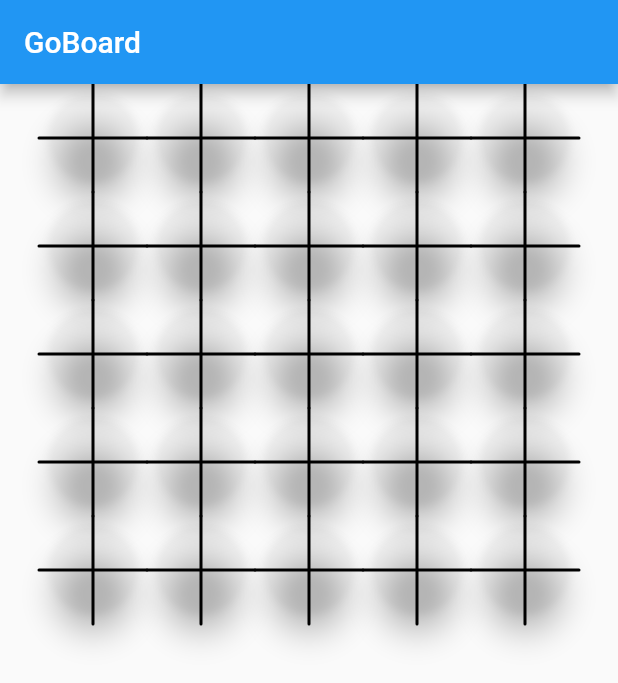
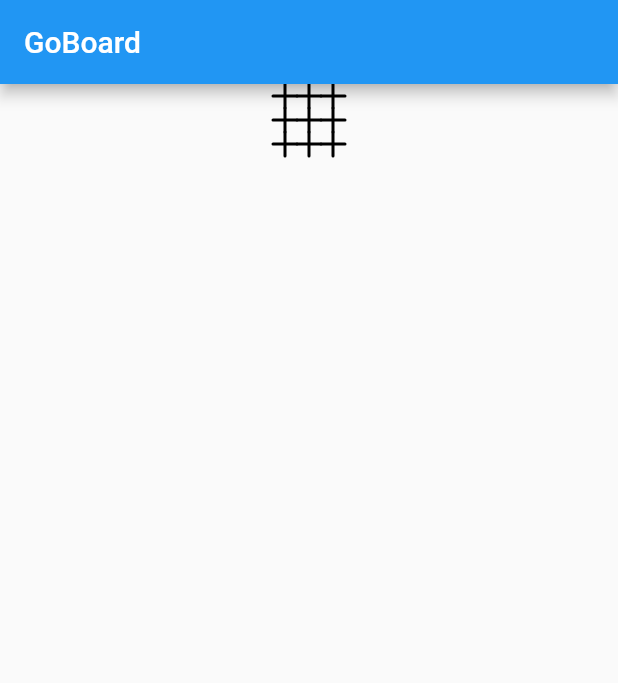
Before and after one commit to Kugl/goboard, a Flutter app: the screen it shows after launch, on a phone screen of 412 x 824 dp. Shown: the top 683 px of the screen. Run offline on Flutter 3.47's test engine with Material 2 defaults, Android fonts, the phone set to English and light mode, and no system bars.

Commit message:
refactored stone

```diff
--- a/go_board/lib/main.dart
+++ b/go_board/lib/main.dart
@@ -1,6 +1,7 @@
 import 'package:flutter/material.dart';
 
 import 'cross.dart';
+import 'stone.dart';
 
 void main() {
   runApp(MyApp());
@@ -24,38 +25,6 @@ class MyApp extends StatelessWidget {
   }
 }
 
-enum StoneColor { black, white, none }
-
-class Stone extends StatelessWidget {
-  StoneColor color;
-  BoardCoordiante coordinates;
-  List<BoardCoordiante> neighbors;
-  Stone({this.color = StoneColor.none, @required this.coordinates});
-  defineNeighbors() {}
-  Color pickStoneColor(StoneColor col) {
-    switch (col) {
-      case StoneColor.black:
-        return Colors.black;
-        break;
-      case StoneColor.white:
-        return Colors.white;
-        break;
-      default:
-        return Colors.transparent;
-    }
-  }
-
-  @override
-  Widget build(BuildContext context) {
-    return FloatingActionButton(
-      backgroundColor: pickStoneColor(color),
-      //TODO: change first 8 to null
-      elevation: (color == StoneColor.none) ? 8 : 8,
-      onPressed: () {},
-    );
-  }
-}
-
 class BoardCoordiante {
   int xcoordinate;
   int ycoordinate;
@@ -68,7 +37,7 @@ class Game extends StatefulWidget {
 }
 
 class _GameState extends State<Game> {
-  int boardSize = 9;
+  int boardSize = 3;
   Map<BoardCoordiante, Stone> boardState = Map<BoardCoordiante, Stone>();
   @override
   Widget build(BuildContext context) {
@@ -77,67 +46,71 @@ class _GameState extends State<Game> {
       for (var y = 0; y < boardSize; y++) {
         BoardCoordiante coord = BoardCoordiante(x, y);
         boardState[coord] = Stone(
-          color: StoneColor.none,
+          initialColor: StoneColor.none,
           coordinates: coord,
         );
       }
     }
     print("State");
     print(boardState);
-    return Grid();
+    return Grid(
+      gridSize: boardSize,
+      boardState: boardState,
+    );
+  }
+}
+
+class Grid extends StatelessWidget {
+  final int gridSize;
+  final Map<BoardCoordiante, Stone> boardState;
+  Grid({@required this.gridSize, @required this.boardState});
+  @override
+  Widget build(BuildContext context) {
+    return Container(
+      child: Column(
+        mainAxisAlignment: MainAxisAlignment.start,
+        children: generateGrid(rows: gridSize, columns: gridSize),
+      ),
+    );
+  }
+
+  List<Widget> generateGrid({int rows = 1, int columns = 1}) {
+    List<Widget> rowList = new List();
+    for (var i = rows; i >= 1; i--) {
+      rowList.add(
+        Row(
+          mainAxisAlignment: MainAxisAlignment.center,
+          children: generateRow(items: columns, rownumber: i),
+        ),
+      );
+    }
+    return rowList;
+  }
+
+  List<Widget> generateRow({int items = 0, int rownumber = 0}) {
+    List<Widget> list = new List();
+    for (var i = items; i >= 1; i--) {
+      //TODO: Change to dynamic
+      list.add(Cell(stone: boardState[BoardCoordiante(rownumber, i)]));
+    }
+    return list;
   }
 }
 
 class Cell extends StatelessWidget {
+  final Stone stone;
+  Cell({this.stone});
   @override
   Widget build(BuildContext context) {
+    print("Stone:");
+    print(stone);
     return Container(
       decoration: BoxDecoration(),
       child: Cross(
         //TODO: fix
         //orientation: CrossOrientation.right,
-        child: Padding(
-          padding: const EdgeInsets.all(8.0),
-          child: Stone(
-            coordinates: null,
-            color: StoneColor.none,
-          ),
-        ),
+        child: Padding(padding: const EdgeInsets.all(8.0), child: stone),
       ),
     );
   }
 }
-
-class Grid extends StatelessWidget {
-  @override
-  Widget build(BuildContext context) {
-    return Container(
-      child: Column(
-        mainAxisAlignment: MainAxisAlignment.start,
-        children: generateGrid(rows: 5, columns: 5),
-      ),
-    );
-  }
-
-  List<Widget> generateGrid({int rows = 1, int columns = 1}) {
-    List<Widget> list = new List();
-    for (var i = rows; i >= 1; i--) {
-      list.add(
-        Row(
-          mainAxisAlignment: MainAxisAlignment.center,
-          children: generateRow(items: columns),
-        ),
-      );
-    }
-    return list;
-  }
-
-  List<Widget> generateRow({int items = 0}) {
-    List<Widget> list = new List();
-    for (var i = items; i >= 1; i--) {
-      //TODO: Change to dynamic
-      list.add(Cell());
-    }
-    return list;
-  }
-}
--- /dev/null
+++ b/go_board/lib/stone.dart
@@ -0,0 +1,46 @@
+import 'package:flutter/material.dart';
+
+import 'main.dart';
+
+enum StoneColor { black, white, none }
+
+class Stone extends StatefulWidget {
+  final StoneColor initialColor;
+  final BoardCoordiante coordinates;
+
+  Stone({this.initialColor = StoneColor.none, @required this.coordinates});
+
+  @override
+  _StoneState createState() => _StoneState();
+}
+
+class _StoneState extends State<Stone> {
+  StoneColor color;
+  List<BoardCoordiante> neighbors;
+
+  defineNeighbors() {}
+
+  Color pickStoneColor(StoneColor col) {
+    switch (col) {
+      case StoneColor.black:
+        return Colors.black;
+        break;
+      case StoneColor.white:
+        return Colors.white;
+        break;
+      default:
+        return Colors.transparent;
+    }
+  }
+
+  @override
+  Widget build(BuildContext context) {
+    color = widget.initialColor;
+    return FloatingActionButton(
+      backgroundColor: pickStoneColor(color),
+      //TODO: change first 8 to null
+      elevation: (color == StoneColor.none) ? 8 : 8,
+      onPressed: () {},
+    );
+  }
+}
```
